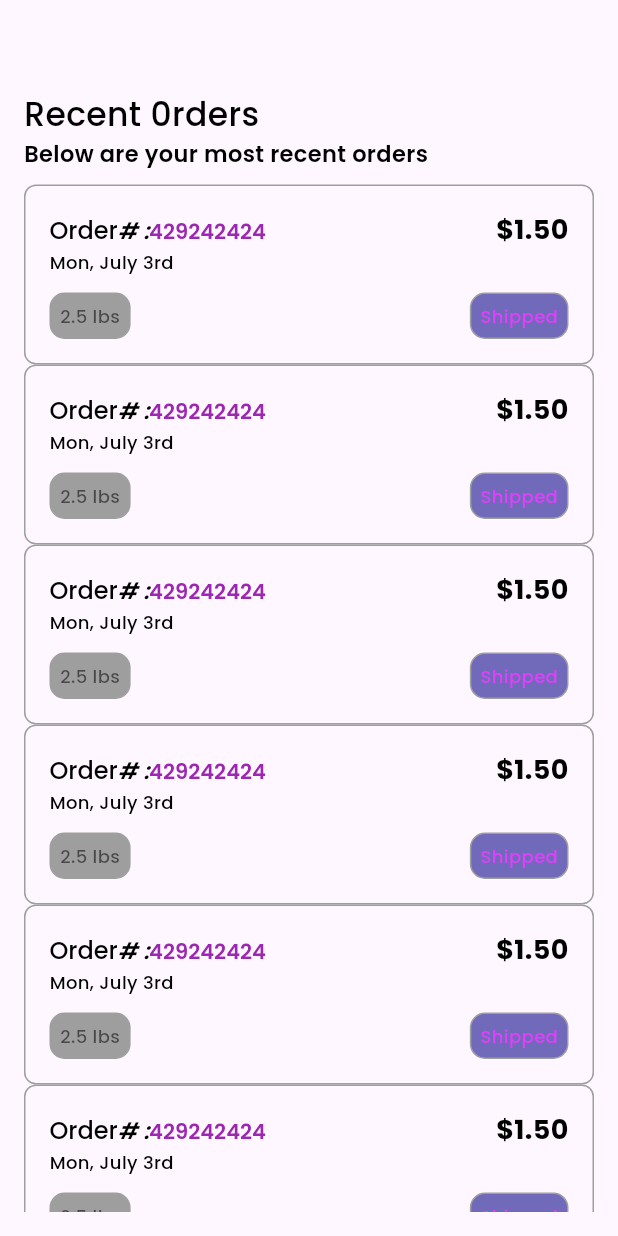
After one commit to Niru-Prajapati/Flutter, a Flutter app: the OrderScreen screen opened directly, on a phone screen of 412 x 824 dp. The commit adds this screen. Run offline on Flutter 3.47's test engine with Material 3 defaults, Android fonts, the phone set to English and light mode, and no system bars; project files that could hold a hidden picture were left out.

Commit message:
added order screen

```diff
--- a/lib/modules/home/bottom_navigation.dart
+++ b/lib/modules/home/bottom_navigation.dart
@@ -1,6 +1,7 @@
 import 'package:flutter/material.dart';
 
 import 'dashboard_view.dart';
+import 'order_screen.dart';
 
 class BottomNavigation extends StatefulWidget {
   const BottomNavigation({super.key});
@@ -14,7 +15,7 @@ class _BottomNavigationState extends State<BottomNavigation> {
   int indexs=0;
   final screens=[
     DashboardView(),
-    DashboardView(),
+    OrderScreen(),
     DashboardView(),
   ];
   @override
--- /dev/null
+++ b/lib/modules/home/order_screen.dart
@@ -0,0 +1,127 @@
+import 'package:flutter/material.dart';
+
+import '../../constants/app_text_styles.dart';
+
+class OrderScreen extends StatefulWidget {
+  const OrderScreen({super.key});
+
+  @override
+  State<OrderScreen> createState() => _OrderScreenState();
+}
+
+class _OrderScreenState extends State<OrderScreen> {
+  orderWidget() {
+    return Container(
+      width: double.infinity,
+      padding: EdgeInsets.all(16),
+      decoration: BoxDecoration(
+        border: Border.all(color: Colors.grey),
+        borderRadius: BorderRadius.circular(8),
+      ),
+      child: Column(
+        crossAxisAlignment: CrossAxisAlignment.start,
+        children: [
+          Row(
+            mainAxisAlignment:MainAxisAlignment.spaceBetween,
+            children: [
+              RichText(text: TextSpan(
+                text: 'Order',style: AppTextStyle.poppinsMedium.copyWith(fontSize: 16),
+                children: [
+                  TextSpan(text: '# ',style: AppTextStyle.poppinsSemiBold.copyWith(
+                      fontSize: 15,fontStyle: FontStyle.italic),
+                  ),
+                  TextSpan(text: ':',style: AppTextStyle.poppinsSemiBold.copyWith(
+                      fontSize: 15,fontStyle: FontStyle.italic),
+                  ),
+                  TextSpan(text: '429242424',style: AppTextStyle.poppinsSemiBold.copyWith(
+                      fontSize: 14,color: Colors.purple),
+                  ),
+                ],
+              ),
+              ),
+              Text('\$1.50',style: AppTextStyle.poppinsBold.copyWith(
+                fontSize: 18,
+              ),),
+            ],
+          ),
+          Text('Mon, July 3rd',style: AppTextStyle.poppinsMedium.copyWith(
+            fontSize: 12,color: Colors.black,
+          ),),
+          SizedBox(height: 12,),
+          Row(
+            mainAxisAlignment: MainAxisAlignment.spaceBetween,
+            children: [
+              Container(
+                decoration: BoxDecoration(
+                  color: Colors.grey,
+                  borderRadius: BorderRadius.circular(10),
+                  border: Border.all(color: Colors.grey),
+                ),
+                padding: EdgeInsets.all(6),
+                child: Text('2.5 lbs',
+                  style: AppTextStyle.poppinsMedium.copyWith(
+                    fontSize: 12,
+                    color: Colors.black54,
+                  ),
+                ),
+              ),
+              Container(
+                decoration: BoxDecoration(
+                  color: Color(0xff7169B9),
+                  borderRadius: BorderRadius.circular(10),
+                  border: Border.all(color: Colors.grey),
+                ),
+                padding: EdgeInsets.all(6),
+                child: Text('Shipped',
+                  style: AppTextStyle.poppinsMedium.copyWith(
+                    fontSize: 12,
+                    color: Colors.purpleAccent,
+                  ),
+                ),
+              )
+            ],
+          ),
+        ],
+      ),
+    );
+  }
+  @override
+  Widget build(BuildContext context) {
+    return Scaffold(
+      appBar: AppBar(
+      toolbarHeight: 61,),
+      body: Padding(
+        padding: const EdgeInsets.only(
+          left: 16,
+          right: 16,
+          bottom: 16,
+        ),
+        child: SingleChildScrollView(
+          child: Column(
+            crossAxisAlignment: CrossAxisAlignment.start,
+            children: [
+              Text('Recent 0rders',
+              style: AppTextStyle.poppinsMedium.copyWith(fontSize: 22),
+
+              ),
+              Text('Below are your most recent orders',
+              style: AppTextStyle.poppinsSemiBold.copyWith(fontSize: 15),),
+              SizedBox(height: 10,),
+              ListView(
+                shrinkWrap: true,
+                primary: false,
+                children: [
+                  for(int i=0; i<21; i++)... [
+                    orderWidget(),
+                  ],
+
+                ],
+              ),
+            ],
+          ),
+        ),
+      ),
+
+    );
+  }
+}
```
